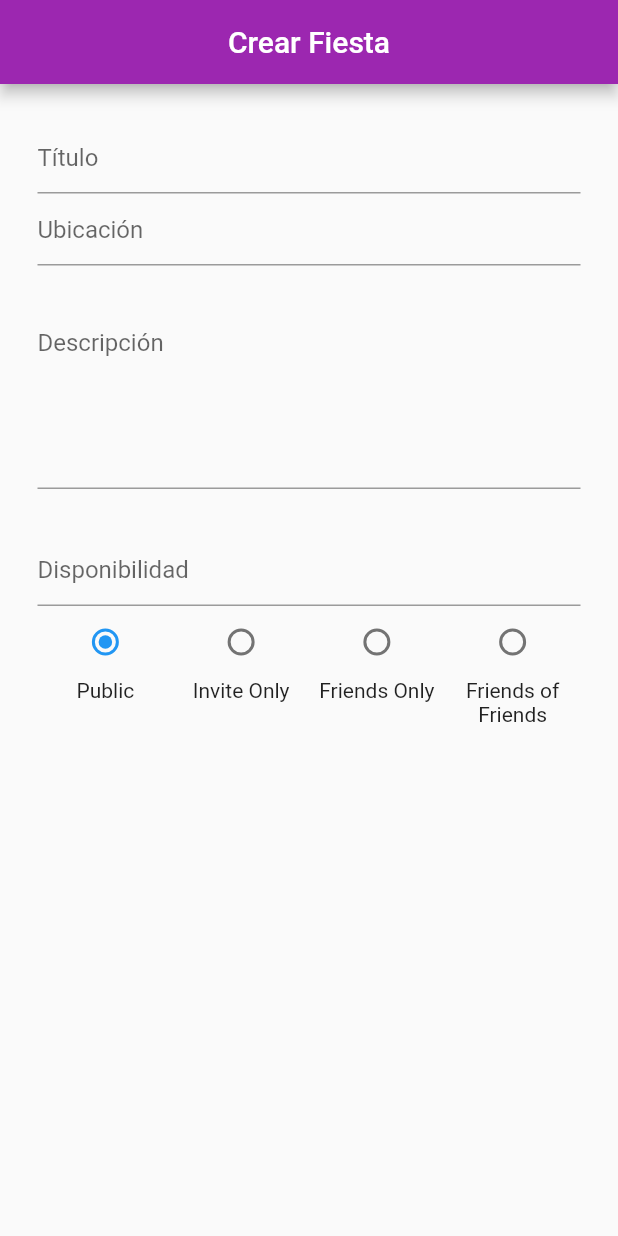
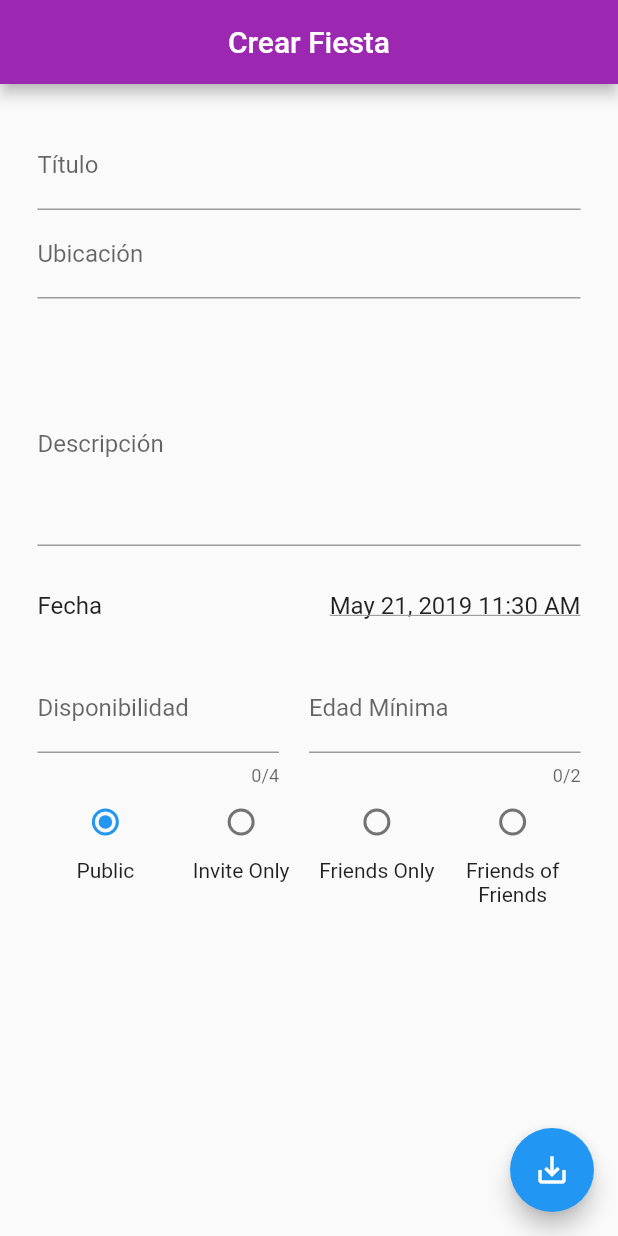
Before and after one commit to tombertoli/PartyGO, a Flutter app: the screen it shows after launch, on a phone screen of 412 x 824 dp. Run offline on Flutter 3.47's test engine with Material 2 defaults, Android fonts, the phone set to English and light mode, and no system bars; our stand-ins replace flutter_datetime_picker.

Commit message:
Terminada la estructura preliminar de la creacion de fiestas.

```diff
--- a/partygo/lib/main.dart
+++ b/partygo/lib/main.dart
@@ -1,5 +1,8 @@
 import 'package:flutter/material.dart';
 import 'package:flutter/cupertino.dart';
+import 'package:flutter_datetime_picker/flutter_datetime_picker.dart';
+import 'package:intl/date_symbol_data_local.dart';
+import 'package:intl/intl.dart';
 
 void main() => runApp(MyApp());
 
@@ -8,70 +11,133 @@ class MyApp extends StatelessWidget {
   @override
   Widget build(BuildContext context) {
     return MaterialApp(
-      title: 'Flutter Demo',
-      home: MyHomePage(title: 'Flutter Demo Main Page'),
+      title: 'PartyGO',
+      home: CreatePartyPage(title: 'Crear Fiesta'),
+      routes: {
+        '/create_party': (context) => CreatePartyPage(title: 'Crear Fiesta')
+      },
+      theme: ThemeData(primaryColor: Colors.purple)
     );
   }
 }
 
-class MyHomePage extends StatefulWidget {
-  MyHomePage({Key key, this.title}) : super(key: key);
+class CreatePartyPage extends StatefulWidget {
+  CreatePartyPage({Key key, this.title}) : super(key: key);
 
   final String title;
 
   @override
-  _MyHomePageState createState() => _MyHomePageState();
+  _CreatePartyPageState createState() => _CreatePartyPageState();
 }
 
-class _MyHomePageState extends State<MyHomePage> {
+class _CreatePartyPageState extends State<CreatePartyPage> {
   Privacy _partyPrivacy = Privacy.public;
+  DateTime _partyDate = DateTime.now().add(Duration(hours: 1));
 
   Widget _rowSpacer() => Padding(padding: EdgeInsets.only(top: 30));
+  String locale;
+  bool _isInitialized = false;
 
-  List<Widget> _privacyRadios() {
-    return [
+  List<Widget> _privacyRadios() => [
     [Privacy.public, 'Public'],
     [Privacy.inviteOnly, 'Invite Only'],
     [Privacy.friends, 'Friends Only'],
     [Privacy.friendsOfFriends, 'Friends of Friends']
   ].map((x) {
     return Expanded(
-        child: Column(
+      child: ColumnAreaRadio(
         children: [
-            Radio(value: x[0], groupValue: _partyPrivacy, onChanged: (x) {
-              setState(() {
-                _partyPrivacy = x;
-              });
+            Radio(
+              value: x[0], groupValue: _partyPrivacy,
+              onChanged: (x) {
+              setState(() => _partyPrivacy = x);
             }),
             Text(x[1], textAlign: TextAlign.center)
-          ]
-        )
+        ])
     );
   }).toList(growable: false);
+
+
+  void _showDatePicker(BuildContext context) {
+    DatePicker.showDateTimePicker(context,
+      currentTime: _partyDate,
+      onConfirm: (dt) {
+        setState(() => _partyDate = dt);
+    });
   }
 
   @override
   Widget build(BuildContext context) {
+    if (!_isInitialized) {
+      _isInitialized = true;
+
+      final tempcale = Localizations.localeOf(context);
+      locale = tempcale.languageCode + '_' + tempcale.countryCode;
+
+      initializeDateFormatting(locale, null);
+    }
+
     return Scaffold(
-      appBar: AppBar(title: Text('Crear Fiesta'), centerTitle: true, backgroundColor: Colors.purple,),
+      appBar: AppBar(title: Text(widget.title), centerTitle: true),
+      floatingActionButton: FloatingActionButton(onPressed: null, child: Icon(Icons.save_alt)),
       body: Center(
-        child: Padding(padding: EdgeInsets.symmetric(vertical: 25, horizontal: 25),
+        child: Padding(padding: EdgeInsets.symmetric(horizontal: 25),
           child: Form(
             child: ListView(
               children: [
-                TextFormField(decoration: InputDecoration(hintText: 'Título')),
-                LocationTextField(child: TextFormField(decoration: InputDecoration(hintText: 'Ubicación'))),
+                Padding(padding: EdgeInsets.only(top: 25), child: TextField(decoration: InputDecoration(labelText: 'Título'))),
+                LocationTextField(child: TextFormField(decoration: InputDecoration(labelText: 'Ubicación'))),
                 _rowSpacer(),
-                TextFormField(minLines: 5, maxLines: 5, decoration: InputDecoration(hintText: 'Descripción')),
+
+                TextFormField(minLines: 5, maxLines: 5, decoration: InputDecoration(labelText: 'Descripción'), textInputAction: TextInputAction.done,),
                 _rowSpacer(),
-                TextFormField(decoration: InputDecoration(hintText: 'Disponibilidad')),
+
+                GestureDetector(
+                  behavior: HitTestBehavior.opaque,
+                  onTap: () => _showDatePicker(context),
+                  child: Row(mainAxisAlignment: MainAxisAlignment.spaceBetween, children: [
+                    Text('Fecha', style: Theme.of(context).textTheme.subhead),
+                    Text(DateFormat.yMMMd(locale).format(_partyDate) + ' ' + DateFormat('h:mm a', locale).format(_partyDate),
+                      textAlign: TextAlign.right,
+                      style: Theme.of(context).textTheme.subhead.merge(TextStyle(decoration: TextDecoration.underline, decorationColor: Colors.grey))
+                    )
+                  ]),
+                ),
+                _rowSpacer(),
+
+                Row(mainAxisAlignment: MainAxisAlignment.spaceEvenly, children: [
+                  Expanded(child: Padding(padding: EdgeInsets.only(right: 20), child: TextField(keyboardType: TextInputType.number, maxLength: 4, decoration: InputDecoration(labelText: 'Disponibilidad')))),
+                  Expanded(child: TextField(keyboardType: TextInputType.number, maxLength: 2, decoration: InputDecoration(labelText: 'Edad Mínima')))
+                ]),
                 Row(children: _privacyRadios(), crossAxisAlignment: CrossAxisAlignment.start,),
-
+                _rowSpacer(),
               ]
             ),
           ),
         ),
       ),
+    );
+  }
+}
+
+class ColumnAreaRadio extends StatelessWidget {
+  final List<Widget> children;
+
+  ColumnAreaRadio({this.children});
+
+  @override
+  Widget build(BuildContext context) {
+    var radios = children.where((x) { return x is Radio; }).toList();
+
+    if (radios.length != 1) {
+      throw FormatException('You need to provide exactly 1 radio.');
+    }
+
+    Radio radio = radios.first;
+
+    return GestureDetector(
+      onTap: () => radio.onChanged(radio.value),
+      child: Column(children: children)
     );
   }
 }
--- a/partygo/pubspec.yaml
+++ b/partygo/pubspec.yaml
@@ -13,6 +13,8 @@ environment:
   sdk: ">=2.0.0-dev.68.0 <3.0.0"
 
 dependencies:
+  flutter_datetime_picker: ^1.2.1
+  intl: ^0.15.8
   flutter:
     sdk: flutter
 
```
Lines whose indentation alone changed are shown as unchanged.
